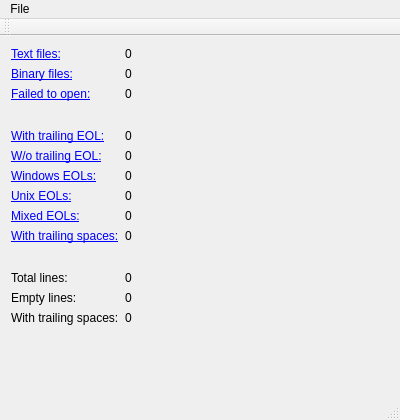
The window that CodeAnalyzer/MainWindow.ui (Samarkin/CodeAnalyzer) describes before a commit, drawn with Qt 5.
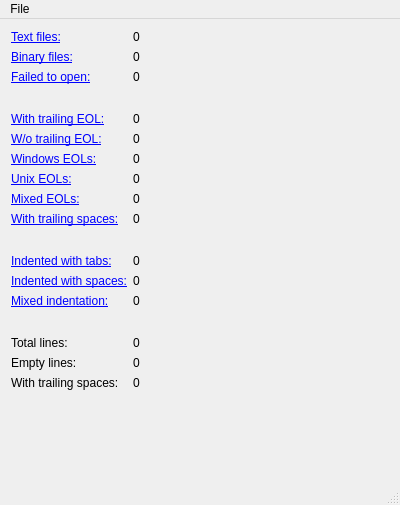
The same window after the commit.

Commit message: Add information about code indentation

Patch:
```diff
--- a/CodeAnalyzer/MainWindow.ui
+++ b/CodeAnalyzer/MainWindow.ui
@@ -7,7 +7,7 @@
     <x>0</x>
     <y>0</y>
     <width>400</width>
-    <height>420</height>
+    <height>505</height>
    </rect>
   </property>
   <property name="acceptDrops">
@@ -185,42 +185,100 @@
        </spacer>
       </item>
       <item row="11" column="0">
+       <widget class="QLabel" name="label_13">
+        <property name="text">
+         <string>&lt;a href=&quot;filesWithTabIndent&quot;&gt;Indented with tabs:&lt;/a&gt;</string>
+        </property>
+       </widget>
+      </item>
+      <item row="12" column="0">
+       <widget class="QLabel" name="label_14">
+        <property name="text">
+         <string>&lt;a href=&quot;filesWithSpaceIndent&quot;&gt;Indented with spaces:&lt;/a&gt;</string>
+        </property>
+       </widget>
+      </item>
+      <item row="13" column="0">
+       <widget class="QLabel" name="label_15">
+        <property name="text">
+         <string>&lt;a href=&quot;filesWithMixedIndent&quot;&gt;Mixed indentation:&lt;/a&gt;</string>
+        </property>
+       </widget>
+      </item>
+      <item row="15" column="0">
        <widget class="QLabel" name="label_4">
         <property name="text">
          <string>Total lines:</string>
         </property>
        </widget>
       </item>
-      <item row="12" column="0">
+      <item row="15" column="1">
+       <widget class="QLabel" name="label_totalLines">
+        <property name="text">
+         <string notr="true">0</string>
+        </property>
+       </widget>
+      </item>
+      <item row="16" column="0">
        <widget class="QLabel" name="label_12">
         <property name="text">
          <string>Empty lines:</string>
         </property>
        </widget>
       </item>
-      <item row="13" column="0">
+      <item row="16" column="1">
+       <widget class="QLabel" name="label_emptyLines">
+        <property name="text">
+         <string notr="true">0</string>
+        </property>
+       </widget>
+      </item>
+      <item row="17" column="0">
        <widget class="QLabel" name="label_10">
         <property name="text">
          <string>With trailing spaces:</string>
         </property>
        </widget>
       </item>
+      <item row="17" column="1">
+       <widget class="QLabel" name="label_linesWithTrailSpaces">
+        <property name="text">
+         <string notr="true">0</string>
+        </property>
+       </widget>
+      </item>
+      <item row="14" column="0">
+       <spacer name="verticalSpacer_3">
+        <property name="orientation">
+         <enum>Qt::Vertical</enum>
+        </property>
+        <property name="sizeType">
+         <enum>QSizePolicy::Fixed</enum>
+        </property>
+        <property name="sizeHint" stdset="0">
+         <size>
+          <width>20</width>
+          <height>16</height>
+         </size>
+        </property>
+       </spacer>
+      </item>
       <item row="11" column="1">
-       <widget class="QLabel" name="label_totalLines">
+       <widget class="QLabel" name="label_filesWithTabIndent">
         <property name="text">
          <string notr="true">0</string>
         </property>
        </widget>
       </item>
       <item row="12" column="1">
-       <widget class="QLabel" name="label_emptyLines">
+       <widget class="QLabel" name="label_filesWithSpaceIndent">
         <property name="text">
          <string notr="true">0</string>
         </property>
        </widget>
       </item>
       <item row="13" column="1">
-       <widget class="QLabel" name="label_linesWithTrailSpaces">
+       <widget class="QLabel" name="label_filesWithMixedIndent">
         <property name="text">
          <string notr="true">0</string>
         </property>
@@ -250,14 +308,6 @@
    </widget>
    <addaction name="menuFile"/>
   </widget>
-  <widget class="QToolBar" name="mainToolBar">
-   <attribute name="toolBarArea">
-    <enum>TopToolBarArea</enum>
-   </attribute>
-   <attribute name="toolBarBreak">
-    <bool>false</bool>
-   </attribute>
-  </widget>
   <widget class="QStatusBar" name="statusBar"/>
   <action name="actionOpen">
    <property name="text">
```
Left out of the diff: 130 changed lines with no effect on the pictures. The commit also changes 9 other files.
